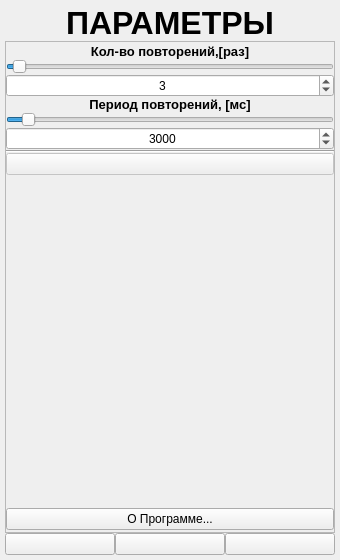
Old version of the form ANDROID_FORMS/settings_form.ui in the repository DavidSiegman/PLC_RF_Configurator.
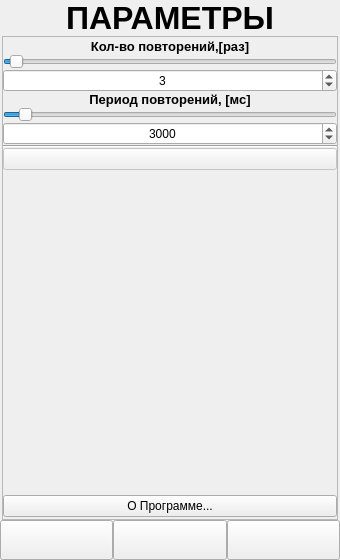
New version of the form. Icons and pictures are not drawn.

Diff of the .ui file:
```diff
--- a/ANDROID_FORMS/settings_form.ui
+++ b/ANDROID_FORMS/settings_form.ui
@@ -13,21 +13,21 @@
   <property name="windowTitle">
    <string>Form</string>
   </property>
-  <layout class="QVBoxLayout" name="verticalLayout_2">
+  <layout class="QVBoxLayout" name="verticalLayout_3">
    <property name="spacing">
     <number>0</number>
    </property>
    <property name="leftMargin">
-    <number>5</number>
+    <number>0</number>
    </property>
    <property name="topMargin">
-    <number>5</number>
+    <number>0</number>
    </property>
    <property name="rightMargin">
-    <number>5</number>
+    <number>0</number>
    </property>
    <property name="bottomMargin">
-    <number>5</number>
+    <number>0</number>
    </property>
    <item>
     <widget class="QLabel" name="label_1">
@@ -60,6 +60,27 @@
     </widget>
    </item>
    <item>
+    <widget class="QWidget" name="Main_Widget" native="true">
+     <property name="styleSheet">
+      <string notr="true"/>
+     </property>
+     <layout class="QVBoxLayout" name="verticalLayout_5">
+      <property name="spacing">
+       <number>0</number>
+      </property>
+      <property name="leftMargin">
+       <number>2</number>
+      </property>
+      <property name="topMargin">
+       <number>0</number>
+      </property>
+      <property name="rightMargin">
+       <number>2</number>
+      </property>
+      <property name="bottomMargin">
+       <number>0</number>
+      </property>
+      <item>
     <widget class="QScrollArea" name="scrollArea">
      <property name="horizontalScrollBarPolicy">
       <enum>Qt::ScrollBarAlwaysOff</enum>
@@ -72,8 +93,8 @@
        <rect>
         <x>0</x>
         <y>0</y>
-        <width>328</width>
-        <height>467</height>
+           <width>334</width>
+           <height>475</height>
        </rect>
       </property>
       <layout class="QVBoxLayout" name="verticalLayout">
@@ -242,7 +263,7 @@
           <number>100</number>
          </property>
          <property name="maximum">
-          <number>300000</number>
+             <number>60000</number>
          </property>
          <property name="singleStep">
           <number>100</number>
@@ -333,8 +354,32 @@
      </widget>
     </widget>
    </item>
+     </layout>
+    </widget>
+   </item>
    <item>
-    <layout class="QHBoxLayout" name="horizontalLayout_3">
+    <widget class="QWidget" name="DownPanel_Widget" native="true">
+     <property name="styleSheet">
+      <string notr="true"/>
+     </property>
+     <layout class="QVBoxLayout" name="verticalLayout_4">
+      <property name="spacing">
+       <number>0</number>
+      </property>
+      <property name="leftMargin">
+       <number>0</number>
+      </property>
+      <property name="topMargin">
+       <number>0</number>
+      </property>
+      <property name="rightMargin">
+       <number>0</number>
+      </property>
+      <property name="bottomMargin">
+       <number>0</number>
+      </property>
+      <item>
+       <layout class="QHBoxLayout" name="horizontalLayout_2">
      <property name="spacing">
       <number>0</number>
      </property>
@@ -349,7 +394,7 @@
        <property name="minimumSize">
         <size>
          <width>0</width>
-         <height>0</height>
+            <height>40</height>
         </size>
        </property>
        <property name="text">
@@ -411,6 +456,24 @@
       </widget>
      </item>
      <item>
+         <widget class="QWidget" name="Next_Widget" native="true">
+          <layout class="QVBoxLayout" name="verticalLayout_2">
+           <property name="spacing">
+            <number>0</number>
+           </property>
+           <property name="leftMargin">
+            <number>0</number>
+           </property>
+           <property name="topMargin">
+            <number>0</number>
+           </property>
+           <property name="rightMargin">
+            <number>0</number>
+           </property>
+           <property name="bottomMargin">
+            <number>0</number>
+           </property>
+           <item>
       <widget class="QPushButton" name="Apply">
        <property name="sizePolicy">
         <sizepolicy hsizetype="Expanding" vsizetype="Minimum">
@@ -445,6 +508,12 @@
       </widget>
      </item>
     </layout>
+         </widget>
+        </item>
+       </layout>
+      </item>
+     </layout>
+    </widget>
    </item>
   </layout>
  </widget>
```
Lines whose indentation alone changed are shown as unchanged.
